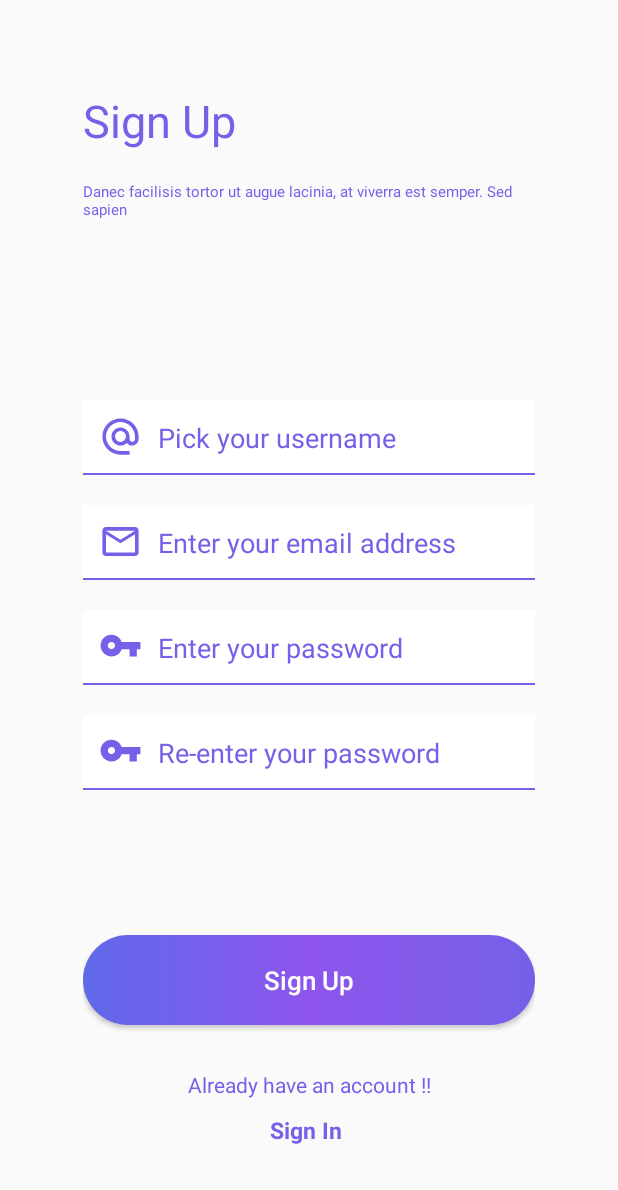
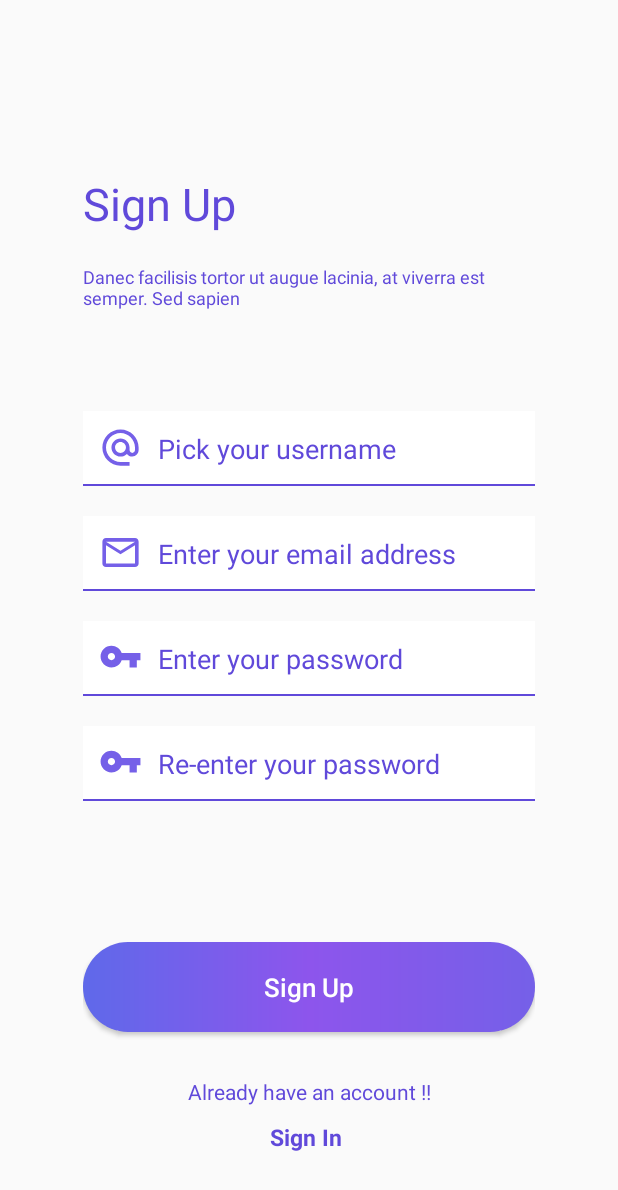
Before and after one commit to khanhduynb97/EXERCISE1402, an Android app: the layout activity_signup.xml on its own in the app's theme, with its tools: preview values and no code run, on a phone screen of 412 x 824 dp. Shown: the top 1190 px of the screen. Run offline under Robolectric (Android 15) with nearby library versions, the phone set to English and light mode, and no system bars.

Commit message:
init commit done

```diff
--- a/app/src/main/res/layout/activity_signup.xml
+++ b/app/src/main/res/layout/activity_signup.xml
@@ -2,143 +2,138 @@
 <RelativeLayout xmlns:android="http://schemas.android.com/apk/res/android"
     android:layout_height="match_parent"
     android:layout_width="match_parent"
-    android:paddingVertical="60dp"
+    android:paddingVertical="55dp"
     android:paddingHorizontal="55dp">
-
     <TextView
         android:id="@+id/tvSignUp"
         android:layout_width="match_parent"
         android:layout_height="wrap_content"
+        android:layout_marginTop="60dp"
         android:layout_marginBottom="20dp"
         android:text="Sign Up"
         android:textSize="30sp"
-        android:textColor="#7560E8"/>
-
+        android:textColor="#6049DA" />
     <TextView
+        android:id="@+id/tvIntro"
         android:layout_width="match_parent"
         android:layout_height="wrap_content"
         android:text="@string/title"
-        android:textSize="10sp"
-        android:textColor="#7560E8"
-        android:layout_below="@+id/tvSignUp"/>
-
+        android:textSize="12sp"
+        android:textColor="#6049DA"
+        android:layout_below="@+id/tvSignUp" />
     <LinearLayout
+        android:id="@+id/llCredentials"
+        android:orientation="vertical"
         android:layout_width="match_parent"
         android:layout_height="wrap_content"
         android:layout_centerInParent="true"
-        android:orientation="vertical"
-        android:paddingBottom="50dp">
-
+        android:paddingBottom="35dp">
         <LinearLayout
+            android:orientation="horizontal"
             android:layout_width="match_parent"
             android:layout_height="50dp"
-            android:background="#7560E8"
-            android:orientation="horizontal"
+            android:background="#6049DA"
             android:paddingBottom="1dp"
             android:layout_marginTop="20dp">
-
             <TextView
+                android:id="@+id/tvAt"
                 android:layout_width="50dp"
                 android:layout_height="50dp"
                 android:layout_gravity="center"
                 android:background="@drawable/icon_bg"
                 android:foreground="@drawable/alternate_email_icon" />
-
             <EditText
+                android:id="@+id/edtPickUsername"
                 android:layout_width="match_parent"
                 android:layout_height="50dp"
                 android:background="@color/white"
                 android:gravity="center_vertical"
                 android:text="Pick your username"
-                android:textColor="#7560E8"
-                android:textColorHint="#7560E8"
+                android:textColor="#6049DA"
+                android:textColorHint="#6049DA"
                 android:textSize="18sp" />
         </LinearLayout>
-
         <LinearLayout
+            android:orientation="horizontal"
             android:layout_width="match_parent"
             android:layout_height="50dp"
-            android:background="#7560E8"
-            android:orientation="horizontal"
+            android:background="#6049DA"
             android:paddingBottom="1dp"
             android:layout_marginTop="20dp">
-
             <TextView
+                android:id="@+id/tvMail"
                 android:layout_width="50dp"
                 android:layout_height="50dp"
                 android:layout_gravity="center"
                 android:background="@drawable/icon_bg"
                 android:foreground="@drawable/mail_outline_icon" />
-
             <EditText
+                android:id="@+id/edtEnterEmail"
                 android:layout_width="match_parent"
                 android:layout_height="50dp"
                 android:background="@color/white"
                 android:gravity="center_vertical"
                 android:text="Enter your email address"
-                android:textColor="#7560E8"
-                android:textColorHint="#7560E8"
+                android:textColor="#6049DA"
+                android:textColorHint="#6049DA"
                 android:textSize="18sp" />
         </LinearLayout>
         <LinearLayout
+            android:orientation="horizontal"
             android:layout_width="match_parent"
             android:layout_height="50dp"
-            android:background="#7560E8"
-            android:orientation="horizontal"
+            android:background="#6049DA"
             android:paddingBottom="1dp"
             android:layout_marginTop="20dp">
-
             <TextView
+                android:id="@+id/tvKey"
                 android:layout_width="50dp"
                 android:layout_height="50dp"
                 android:layout_gravity="bottom"
                 android:background="@drawable/icon_bg"
                 android:foreground="@drawable/key_icon" />
-
             <EditText
+                android:id="@+id/edtEnterPass"
                 android:layout_width="match_parent"
                 android:layout_height="50dp"
                 android:background="@color/white"
                 android:gravity="center_vertical"
                 android:text="Enter your password"
-                android:textColor="#7560E8"
-                android:textColorHint="#7560E8"
+                android:textColor="#6049DA"
+                android:textColorHint="#6049DA"
                 android:textSize="18sp" />
         </LinearLayout>
-
         <LinearLayout
+            android:orientation="horizontal"
             android:layout_width="match_parent"
             android:layout_height="50dp"
-            android:background="#7560E8"
-            android:orientation="horizontal"
+            android:background="#6049DA"
             android:paddingBottom="1dp"
             android:layout_marginTop="20dp">
-
             <TextView
+                android:id="@+id/tvKey2"
                 android:layout_width="50dp"
                 android:layout_height="50dp"
                 android:layout_gravity="bottom"
                 android:background="@drawable/icon_bg"
                 android:foreground="@drawable/key_icon" />
-
             <EditText
+                android:id="@+id/ReEnterPass"
                 android:layout_width="match_parent"
                 android:layout_height="50dp"
                 android:background="@color/white"
                 android:gravity="center_vertical"
                 android:text="Re-enter your password"
-                android:textColor="#7560E8"
-                android:textColorHint="#7560E8"
+                android:textColor="#6049DA"
+                android:textColorHint="#6049DA"
                 android:textSize="18sp" />
         </LinearLayout>
     </LinearLayout>
-
     <LinearLayout
         android:layout_width="match_parent"
         android:layout_height="wrap_content"
         android:orientation="vertical"
         android:layout_alignParentBottom="true">
-
         <Button
             android:id="@+id/btnSignIn"
             android:layout_width="match_parent"
@@ -148,26 +143,23 @@
             android:textAllCaps="false"
             android:textSize="17sp"
             android:textColor="@color/white" />
-
         <TextView
+            android:id="@+id/tvAcc"
             android:layout_width="match_parent"
             android:layout_height="wrap_content"
             android:text="Already have an account !!"
-            android:textColor="#7560E8"
+            android:textColor="#6049DA"
             android:gravity="center_horizontal"
-            android:layout_marginTop="30dp"/>
-
+            android:layout_marginTop="30dp" />
         <TextView
             android:id="@+id/tvSignIn"
             android:layout_width="match_parent"
             android:layout_height="wrap_content"
             android:text="Sign In "
+            android:textSize="15sp"
             android:textStyle="bold"
-            android:textColor="#7560E8"
+            android:textColor="#6049DA"
             android:gravity="center_horizontal"
-            android:textSize="15sp"
-            android:layout_marginTop="10dp"/>
-
+            android:layout_marginTop="10dp" />
     </LinearLayout>
-
 </RelativeLayout>
```
Also changed, not shown: app/src/main/res/layout/actitivy_signin.xml (+28 -40 lines), app/src/main/res/layout/activity_forgotpassword.xml (+22 -33 lines), app/src/main/res/layout/activity_movie.xml (+12 -12 lines).
